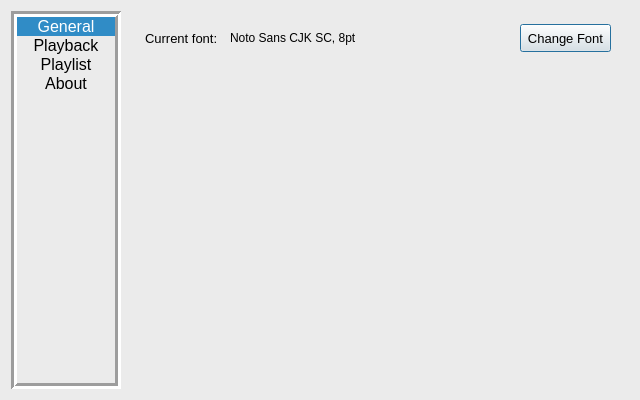
Qt form source/ui/configwindow/tp_configwindow.ui (ZXfkSIE/ThousandPlayer) before a commit.
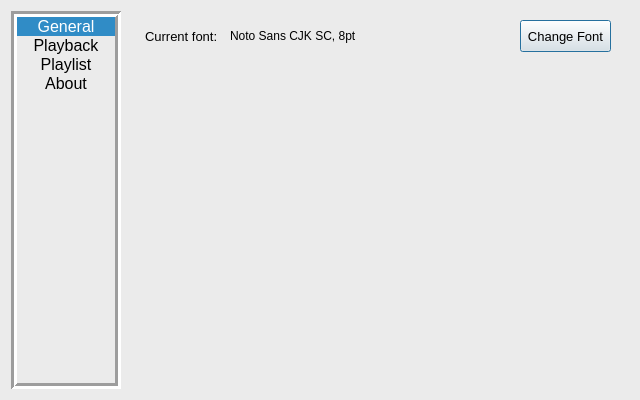
The same form after that commit. The open tabs and pages were chosen to show the change.

```diff
--- a/source/ui/configwindow/tp_configwindow.ui
+++ b/source/ui/configwindow/tp_configwindow.ui
@@ -536,18 +536,6 @@
       <layout class="QVBoxLayout" name="verticalLayout_4">
        <item>
         <widget class="QWidget" name="container_Font" native="true">
-         <property name="minimumSize">
-          <size>
-           <width>0</width>
-           <height>36</height>
-          </size>
-         </property>
-         <property name="maximumSize">
-          <size>
-           <width>16777215</width>
-           <height>36</height>
-          </size>
-         </property>
          <layout class="QHBoxLayout" name="horizontalLayout_7">
           <property name="spacing">
            <number>12</number>
@@ -603,13 +591,13 @@
             <property name="minimumSize">
              <size>
               <width>0</width>
-              <height>28</height>
+              <height>32</height>
              </size>
             </property>
             <property name="maximumSize">
              <size>
               <width>16777215</width>
-              <height>28</height>
+              <height>32</height>
              </size>
             </property>
             <property name="font">
```
Left out of the diff: 21 changed lines with no effect on the pictures.
